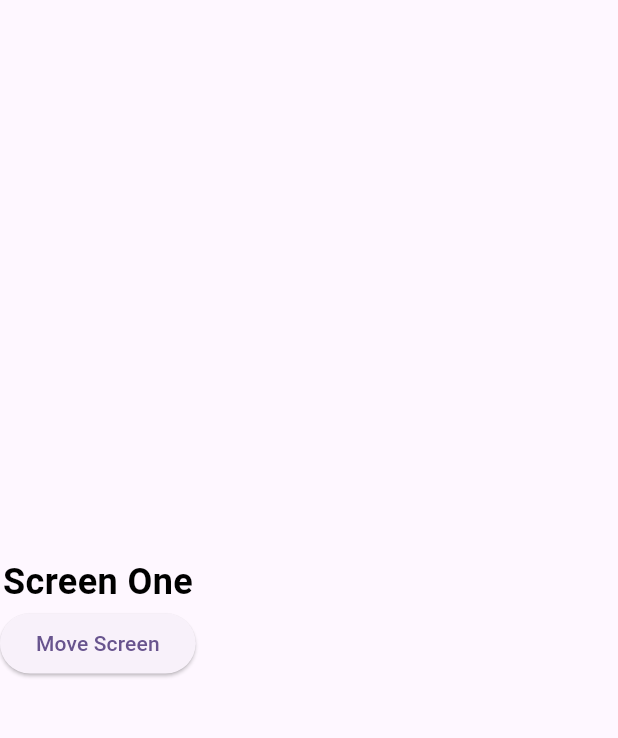
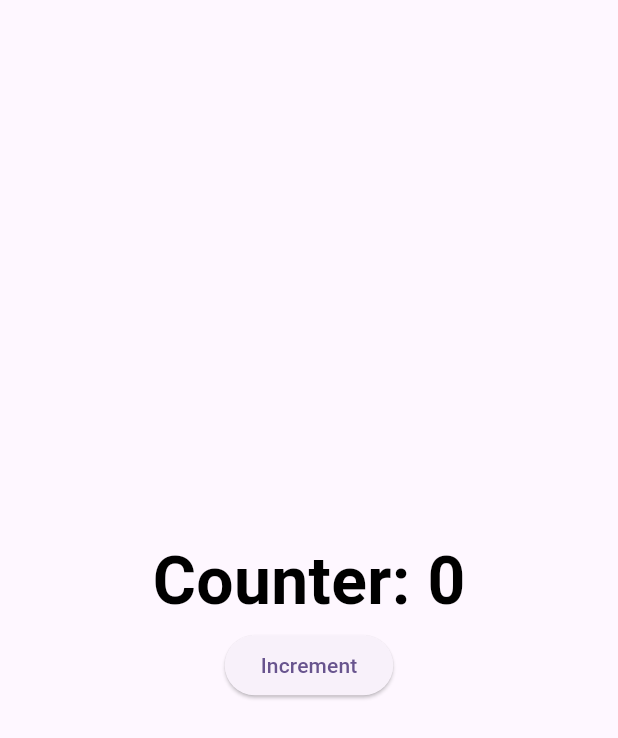
Before and after one commit to Developerdavido/flutter_tutorials, a Flutter app: the ScreenOne screen opened directly, on a phone screen of 412 x 824 dp. Shown: the top 738 px of the screen. Run offline on Flutter 3.47's test engine with Material 3 defaults, Android fonts, the light colour scheme and no system bars.

Commit message:
tutorial: provider tutorials

```diff
--- a/lib/features/common_widgets/navigation/screen_one.dart
+++ b/lib/features/common_widgets/navigation/screen_one.dart
@@ -1,4 +1,7 @@
 import 'package:flutter/material.dart';
+import 'package:flutter_tuts/features/common_widgets/navigation/screen_two.dart';
+import 'package:flutter_tuts/providers/counter_provider.dart';
+import 'package:provider/provider.dart';
 
 
 
@@ -7,14 +10,24 @@ class ScreenOne extends StatelessWidget {
 
   @override
   Widget build(BuildContext context) {
-    return Scaffold(
-      body: Column(
-        mainAxisAlignment: MainAxisAlignment.center,
-        children: [
-          Text("Screen One", style: TextStyle(color: Colors.black, fontSize: 24, fontWeight: FontWeight.bold),),
-          ElevatedButton(onPressed: (){}, child: Text("Move Screen"), )
-        ],
-      ),
+    return Consumer<CounterProvider>(
+      builder: (context, counterProvider, child) {
+        return Scaffold(
+          body: Center(
+            child: Column(
+              mainAxisAlignment: MainAxisAlignment.center,
+              crossAxisAlignment: CrossAxisAlignment.center,
+              children: [
+                Text("Counter: ${counterProvider.counter}", style: TextStyle(color: Colors.black, fontSize: 44, fontWeight: FontWeight.bold),),
+
+                ElevatedButton(onPressed: (){
+                  counterProvider.increment();
+                }, child: Text("Increment"), )
+              ],
+            ),
+          ),
+        );
+      }
     );
   }
 }
--- /dev/null
+++ b/lib/providers/counter_provider.dart
@@ -0,0 +1,19 @@
+
+
+import 'package:flutter/cupertino.dart';
+
+class CounterProvider extends ChangeNotifier {
+  int _counter = 0;
+
+  int get counter => _counter;
+
+  void increment() {
+    _counter++;
+    notifyListeners(); //Update the UI with the new value
+  }
+
+  void decrement() {
+    _counter--;
+    notifyListeners(); //Update the UI with the new value
+  }
+}
--- a/pubspec.yaml
+++ b/pubspec.yaml
@@ -34,6 +34,7 @@ dependencies:
   # The following adds the Cupertino Icons font to your application.
   # Use with the CupertinoIcons class for iOS style icons.
   cupertino_icons: ^1.0.8
+  provider: ^6.1.5
 
 dev_dependencies:
   flutter_test:
```
Also changed, not shown: lib/features/common_widgets/navigation/screen_four.dart (added, +24 -0 lines), lib/features/common_widgets/navigation/screen_three.dart (+13 -6 lines), lib/features/common_widgets/navigation/screen_two.dart (+12 -6 lines), lib/main.dart (+6 -2 lines), pubspec.lock.
